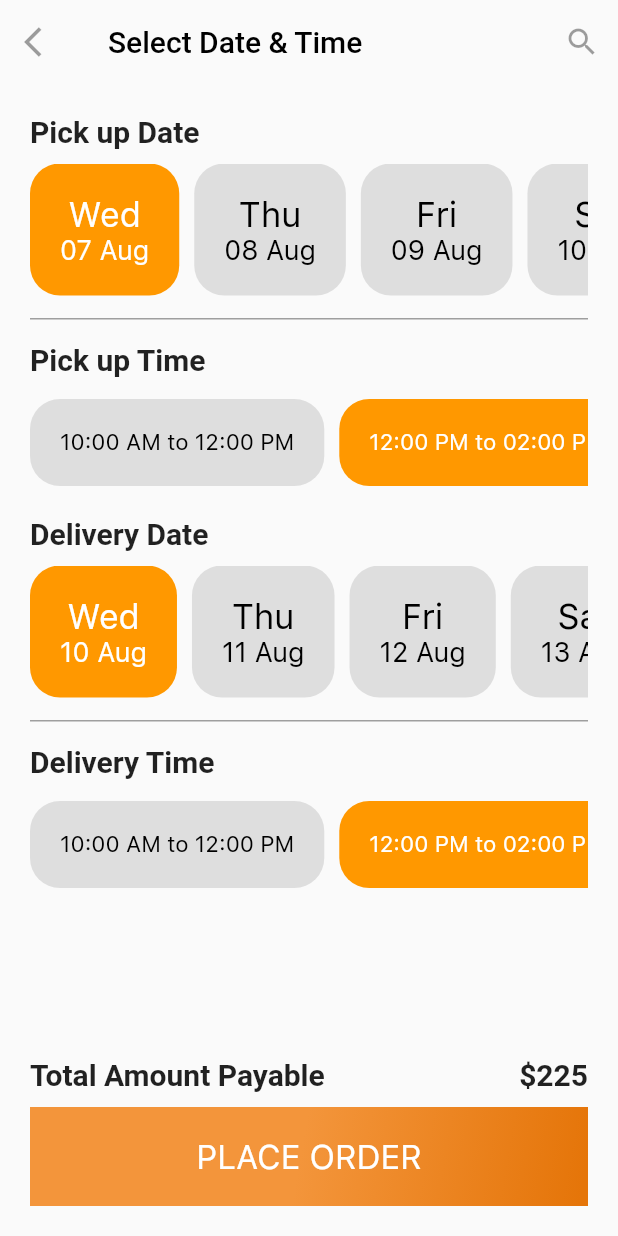
After one commit to suryadevsingh/IronShop, a Flutter app: the PickUpTimePage screen opened directly, on a phone screen of 412 x 824 dp. The commit adds this screen. Run offline on Flutter 3.47's test engine with Material 2 defaults, Android fonts, the phone set to English and light mode, and no system bars.

Commit message:
TrackOrderPage and PickUpTimePage added.

```diff
--- a/lib/HomePage.dart
+++ b/lib/HomePage.dart
@@ -2,6 +2,7 @@
 
 import 'package:flutter/material.dart';
 
+import 'OrderPage.dart';
 import 'StyleScheme.dart';
 
 class HomePage extends StatefulWidget {
--- a/lib/LoginPage.dart
+++ b/lib/LoginPage.dart
@@ -2,6 +2,7 @@
 
 import 'package:flutter/material.dart';
 
+import 'HomePage.dart';
 import 'SignUpPage.dart';
 
 class LoginPage extends StatefulWidget {
--- /dev/null
+++ b/lib/PickUpTimePage.dart
@@ -0,0 +1,183 @@
+
+
+import 'package:flutter/material.dart';
+
+import 'StyleScheme.dart';
+
+class PickUpTimePage extends StatefulWidget {
+  const PickUpTimePage({Key key}) : super(key: key);
+
+  @override
+  _PickUpTimePageState createState() => _PickUpTimePageState();
+}
+
+class _PickUpTimePageState extends State<PickUpTimePage> {
+  @override
+  Widget build(BuildContext context) {
+    return Scaffold(
+      appBar: AppBar(
+        backgroundColor: Colors.transparent,
+        elevation: 0,
+        leading: IconButton(
+          icon: Icon(Icons.arrow_back_ios),
+        ),
+        title: Text("Select Date & Time", style: TextStyle(
+            color: Colors.black
+        ),),
+        actions: [
+          IconButton(
+            icon: Icon(Icons.search),
+          )
+        ],
+      ),
+      body: Container(
+        padding: EdgeInsets.all(20),
+        child: Column(
+          crossAxisAlignment: CrossAxisAlignment.start,
+          children: [
+            Text("Pick up Date", style: headingStyle,),
+            SizedBox(height: 10,),
+            SingleChildScrollView(
+              scrollDirection: Axis.horizontal,
+              child: Row(
+                children: [
+                  dateWidget("Wed", "07 Aug", true),
+                  dateWidget("Thu", "08 Aug", false),
+                  dateWidget("Fri", "09 Aug", false),
+                  dateWidget("Sat", "10 Aug", false),
+                  dateWidget("Mon", "12 Aug", false),
+                  dateWidget("Tue", "13 Aug", false)
+                ],
+              ),
+            ),
+            SizedBox(height: 15,),
+            Container(
+              height: 1,
+              color: Colors.grey,
+            ),
+            SizedBox(height: 15,),
+            Text("Pick up Time", style: headingStyle,),
+            SizedBox(height: 15,),
+            SingleChildScrollView(
+              scrollDirection: Axis.horizontal,
+              child: Row(
+                children: [
+                  timeWidget("10:00 AM to 12:00 PM", false),
+                  timeWidget("12:00 PM to 02:00 PM", true),
+                  timeWidget("02:00 PM to 04:00 PM", false),
+                  timeWidget("04:00 PM to 06:00 PM", false),
+                ],
+              ),
+            ),
+            SizedBox(height: 20,),
+            Text("Delivery Date", style: headingStyle,),
+            SizedBox(height: 10,),
+            SingleChildScrollView(
+              scrollDirection: Axis.horizontal,
+              child: Row(
+                children: [
+                  dateWidget("Wed", "10 Aug", true),
+                  dateWidget("Thu", "11 Aug", false),
+                  dateWidget("Fri", "12 Aug", false),
+                  dateWidget("Sat", "13 Aug", false),
+                  dateWidget("Mon", "14 Aug", false),
+                  dateWidget("Tue", "15 Aug", false)
+                ],
+              ),
+            ),
+            SizedBox(height: 15,),
+            Container(
+              height: 1,
+              color: Colors.grey,
+            ),
+            SizedBox(height: 15,),
+            Text("Delivery Time", style: headingStyle,),
+            SizedBox(height: 15,),
+            SingleChildScrollView(
+              scrollDirection: Axis.horizontal,
+              child: Row(
+                children: [
+                  timeWidget("10:00 AM to 12:00 PM", false),
+                  timeWidget("12:00 PM to 02:00 PM", true),
+                  timeWidget("02:00 PM to 04:00 PM", false),
+                  timeWidget("04:00 PM to 06:00 PM", false),
+                ],
+              ),
+            ),
+            Expanded(
+              child: Container(),
+            ),
+            Row(
+              mainAxisAlignment: MainAxisAlignment.spaceBetween,
+              children: [
+                Text("Total Amount Payable", style: headingStyle,),
+                Text("\$225", style: headingStyle,)
+              ],
+            ),
+            SizedBox(height: 10,),
+            InkWell(
+              // onTap: (){Navigator.push(context, MaterialPageRoute(builder: (context) => OrderConfirmPage()));},
+              child: Container(
+                width: MediaQuery.of(context).size.width,
+                padding: EdgeInsets.symmetric(vertical: 20),
+                decoration: BoxDecoration(
+                    gradient: gradientStyle
+                ),
+                child: Center(
+                  child: Text("PLACE ORDER", style: contentStyle.copyWith(
+                      color: Colors.white,
+                      fontSize: 22
+                  ),),
+                ),
+              ),
+            )
+          ],
+        ),
+      ),
+    );
+  }
+  Container dateWidget(String day, String date, bool isActive)
+  {
+    return Container(
+      margin: EdgeInsets.only(right: 10),
+      padding: EdgeInsets.all(20),
+      decoration: BoxDecoration(
+          color: (isActive) ? Colors.orange : Colors.grey.withOpacity(0.3),
+          borderRadius: BorderRadius.all(Radius.circular(20))
+      ),
+      child: Column(
+        mainAxisAlignment: MainAxisAlignment.center,
+        children: [
+          Text(day, style: contentStyle.copyWith(
+              color: (isActive) ? Colors.white : Colors.black,
+              fontSize: 23
+          ),),
+          Text(date, style: contentStyle.copyWith(
+              color: (isActive) ? Colors.white : Colors.black,
+              fontSize: 18
+          ),)
+        ],
+      ),
+    );
+  }
+  Container timeWidget(String time, bool isActive)
+  {
+    return Container(
+      margin: EdgeInsets.only(right: 10),
+      padding: EdgeInsets.all(20),
+      decoration: BoxDecoration(
+          color: (isActive) ? Colors.orange : Colors.grey.withOpacity(0.3),
+          borderRadius: BorderRadius.all(Radius.circular(20))
+      ),
+      child: Column(
+        mainAxisAlignment: MainAxisAlignment.center,
+        children: [
+          Text(time, style: contentStyle.copyWith(
+            color: (isActive) ? Colors.white : Colors.black,
+          ),),
+
+        ],
+      ),
+    );
+  }
+}
```
Also changed, not shown: lib/TrackOrderPage.dart (added, +173 -0 lines).
